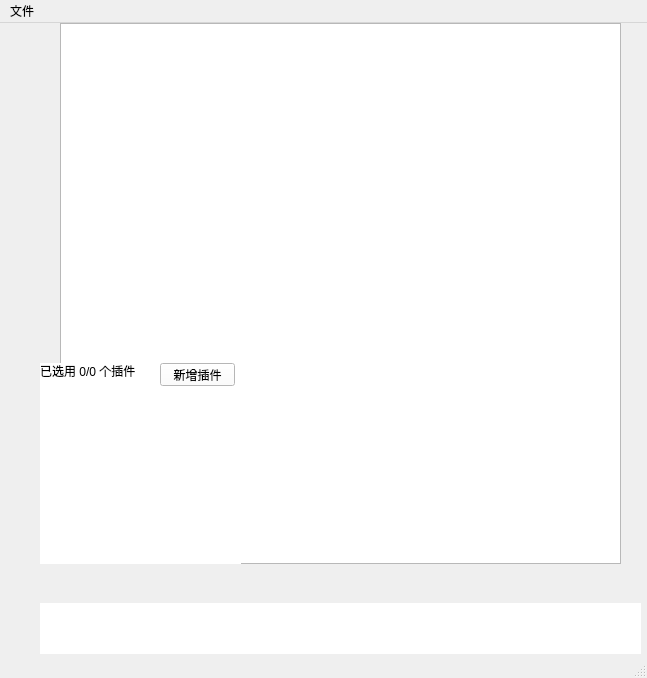
This is pages/chat_page.ui in yuruotong1/autoMate as Qt 5 draws it before an edit. The edited form follows.
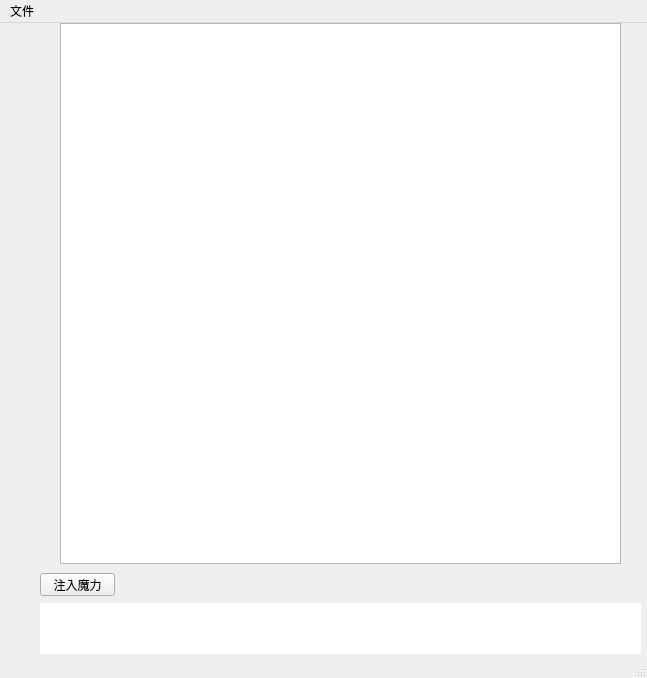
This is the edited form.

Diff of the .ui file:
```diff
--- a/pages/chat_page.ui
+++ b/pages/chat_page.ui
@@ -40,58 +40,18 @@
      <string notr="true">border-radius: 30px</string>
     </property>
    </widget>
-   <widget class="QWidget" name="action_widget" native="true">
+   <widget class="QPushButton" name="add_action">
     <property name="geometry">
      <rect>
       <x>40</x>
-      <y>340</y>
-      <width>201</width>
-      <height>201</height>
+      <y>550</y>
+      <width>75</width>
+      <height>23</height>
      </rect>
     </property>
-    <property name="styleSheet">
-     <string notr="true">background: rgb(255, 255, 255)</string>
+    <property name="text">
+     <string>注入魔力</string>
     </property>
-    <widget class="QPushButton" name="pushButton_3">
-     <property name="geometry">
-      <rect>
-       <x>120</x>
-       <y>0</y>
-       <width>75</width>
-       <height>23</height>
-      </rect>
-     </property>
-     <property name="text">
-      <string>新增插件</string>
-     </property>
-    </widget>
-    <widget class="QListWidget" name="listWidget">
-     <property name="geometry">
-      <rect>
-       <x>0</x>
-       <y>30</y>
-       <width>201</width>
-       <height>171</height>
-      </rect>
-     </property>
-     <property name="styleSheet">
-      <string notr="true">background: transparent;
-border: none;</string>
-     </property>
-    </widget>
-    <widget class="QLabel" name="label">
-     <property name="geometry">
-      <rect>
-       <x>0</x>
-       <y>0</y>
-       <width>101</width>
-       <height>16</height>
-      </rect>
-     </property>
-     <property name="text">
-      <string>已选用 0/0 个插件</string>
-     </property>
-    </widget>
    </widget>
   </widget>
   <widget class="QMenuBar" name="menubar">
```
